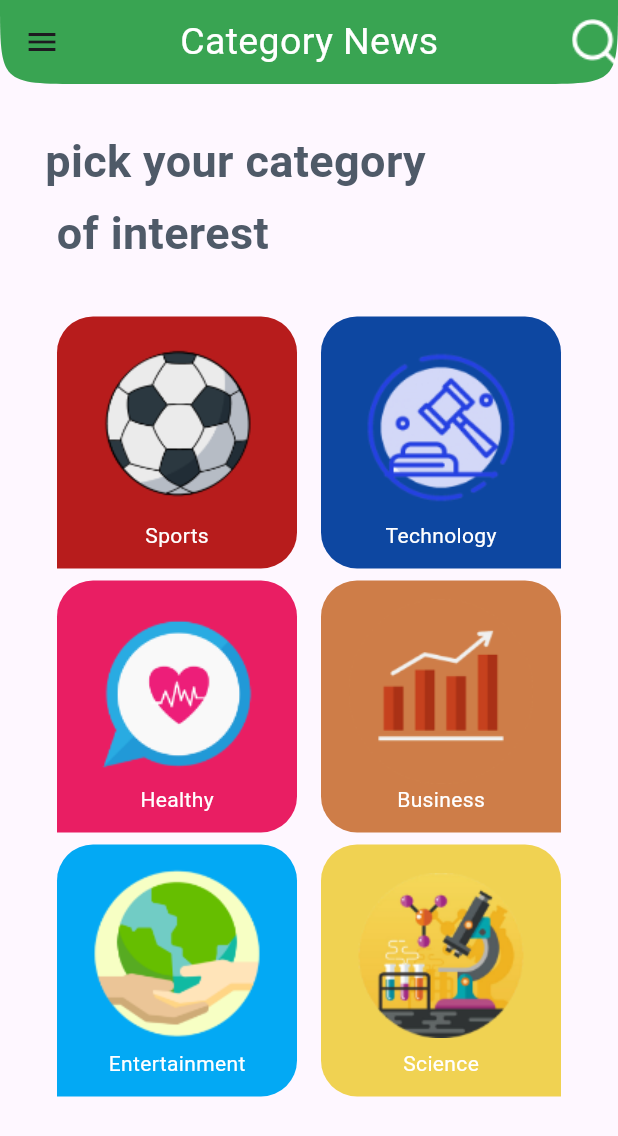
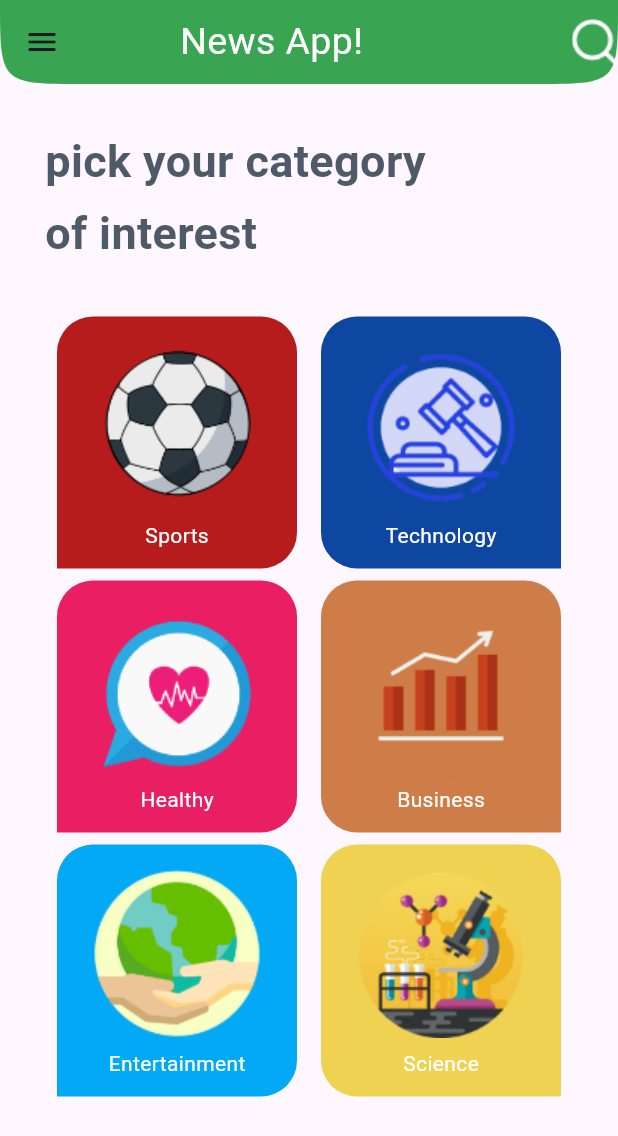
Before and after one commit to Youssefesssam/news, a Flutter app: the screen it shows after launch, on a phone screen of 412 x 824 dp. Shown: the top 1136 px of the screen. Run offline on Flutter 3.47's test engine with Material 3 defaults, Android fonts, the phone set to English and light mode, and no system bars; our stand-ins replace cached_network_image; generated files the repository leaves out were written again.

Commit message:
finsh localizations. insert option change language.

```diff
--- /dev/null
+++ b/l10n.yaml
@@ -0,0 +1,3 @@
+arb-dir: lib/l10n
+template-arb-file: app_en.arb
+output-localization-file: app_localizations.dart
--- /dev/null
+++ b/lib/data/providerLanguage/providerLanguage.dart
@@ -0,0 +1,9 @@
+import 'package:flutter/material.dart';
+
+class ProviderLanguage extends ChangeNotifier {
+  String current="en";
+  void setCurrentLocal(String selected){
+    current=selected;
+    notifyListeners();
+  }
+}
--- a/lib/main.dart
+++ b/lib/main.dart
@@ -1,9 +1,16 @@
 import 'package:flutter/material.dart';
+import 'package:news/data/providerLanguage/providerLanguage.dart';
 import 'package:news/ui/screens/home.dart';
+import 'package:flutter_localizations/flutter_localizations.dart';
+import 'package:flutter_gen/gen_l10n/app_localizations.dart';
+import 'package:news/ui/screens/settings/settingsTab.dart';
+import 'package:provider/provider.dart';
+void main() {
+  runApp( ChangeNotifierProvider(
+    create: (_) => ProviderLanguage(),
+      child: MyApp()));
+}
 
-void main() {
-  runApp(const MyApp());
-}
 
 class MyApp extends StatelessWidget {
   const MyApp({super.key});
@@ -11,7 +18,20 @@ class MyApp extends StatelessWidget {
   // This widget is the root of your application.
   @override
   Widget build(BuildContext context) {
+    ProviderLanguage providerLanguage = Provider.of(context);
     return MaterialApp(
+      localizationsDelegates: const [
+        AppLocalizations.delegate,
+        GlobalMaterialLocalizations.delegate,
+        GlobalWidgetsLocalizations.delegate,
+        GlobalCupertinoLocalizations.delegate,
+      ],
+
+      supportedLocales: const [
+        Locale('en'), // English
+        Locale('ar'), // Spanish
+      ],
+      locale: Locale(providerLanguage.current),
       routes:({
         HomeScreen.routeName:(_)=>const HomeScreen()
       }),//
--- a/lib/model/category.dart
+++ b/lib/model/category.dart
@@ -1,6 +1,7 @@
 import 'dart:ui';
 
 import 'package:flutter/material.dart';
+import 'package:news/ui/widets/app_loclization.dart';
 
 class Category{
   String backEndId;
@@ -15,6 +16,7 @@ class Category{
     required this.isLeftSided,
     required this.backGroundColor
   });
+
   static List<Category> categories = [
     Category(backEndId: "sports", title: "Sports", imagePath:"assets/ball.png", isLeftSided: true, backGroundColor: Colors.red[900]!),
     Category(backEndId: "technology", title: "Technology", imagePath: "assets/Politics.png", isLeftSided: false, backGroundColor: Colors.blue[900]!),
--- a/lib/ui/screens/home.dart
+++ b/lib/ui/screens/home.dart
@@ -3,6 +3,7 @@ import 'package:news/model/category.dart';
 import 'package:news/ui/screens/settings/settingsTab.dart';
 import 'package:news/ui/screens/tabs/categories/categoriesTab.dart';
 import 'package:news/ui/screens/tabs/news/tabs_list.dart';
+import 'package:news/ui/widets/app_loclization.dart';
 
 class HomeScreen extends StatefulWidget {
   const HomeScreen({super.key});
@@ -49,7 +50,7 @@ class _HomeScreenState extends State<HomeScreen> {
              const SizedBox(width: 120,),
               Center(
                 child: Text(
-                  "Category News",
+                  context.l10n(context).newsApp,
                   style: const TextStyle(
                       color: Colors.white,
                       fontSize: 25,
@@ -57,7 +58,9 @@ class _HomeScreenState extends State<HomeScreen> {
                 ),
               ),
               const Spacer(),
-              Image.asset("assets/search.png")
+              InkWell(
+                onTap: (){},
+                  child: Image.asset("assets/search.png"))
             ],
           ),
           drawer: buildDrawer(),
@@ -74,9 +77,8 @@ class _HomeScreenState extends State<HomeScreen> {
             height: MediaQuery.sizeOf(context).height * .15,
             width: MediaQuery.sizeOf(context).width,
             color: const Color(0xff39a352),
-            child: const Center(
-                child: Text(
-              "News App!",
+            child:  Center(
+                child: Text(context.l10n(context).newsApp,
               style: TextStyle(
                   color: Colors.white,
                   fontSize: 20,
@@ -88,13 +90,13 @@ class _HomeScreenState extends State<HomeScreen> {
             child: Column(
               crossAxisAlignment: CrossAxisAlignment.start,
               children: [
-                buildDrawerListItem(Icons.list,"Category",(){
+                buildDrawerListItem(Icons.list,context.l10n(context).category,(){
                   setState(() {
                     body = CategoriesTab(onCategoryClick: onCategoryClick);
                     Navigator.pop(context);
                   });
                 }),
-                buildDrawerListItem(Icons.settings,"Setting",(){
+                buildDrawerListItem(Icons.settings,context.l10n(context).setting,(){
                   setState(() {
                     body = const SettingsTab();
                     Navigator.pop(context);
--- a/lib/ui/screens/tabs/categories/categoriesTab.dart
+++ b/lib/ui/screens/tabs/categories/categoriesTab.dart
@@ -1,5 +1,7 @@
 import 'package:flutter/material.dart';
-
+import 'package:news/ui/widets/app_loclization.dart';
+import 'package:provider/provider.dart';
+import '../../../../data/providerLanguage/providerLanguage.dart';
 import '../../../../model/category.dart';
 import 'category_widget.dart';
 
@@ -10,15 +12,16 @@ class CategoriesTab extends StatelessWidget {
 
   @override
   Widget build(BuildContext context) {
+    ProviderLanguage providerLanguage =Provider.of(context);
     return Container(
       margin: const EdgeInsets.all(30),
       child: Column(
         crossAxisAlignment: CrossAxisAlignment.start,
         children: [
-          Text("pick your category",style: TextStyle(color: Color(0xff4f5a68),fontSize: 30,fontWeight: FontWeight.bold) ,),
-          SizedBox(height: 5,),
-          Text(" of interest",style: TextStyle(color: Color(0xff4f5a68),fontSize: 30,fontWeight: FontWeight.bold),),
-          SizedBox(height: 30,),
+           Text(context.l10n(context).pickYourCategory,style: TextStyle(color: Color(0xff4f5a68),fontSize: 30,fontWeight: FontWeight.bold) ,),
+          const SizedBox(height: 5,),
+           Text(context.l10n(context).ofInterest,style: TextStyle(color: Color(0xff4f5a68),fontSize: 30,fontWeight: FontWeight.bold),),
+          const SizedBox(height: 30,),
           Expanded(
             child: GridView.builder(
               itemCount: Category.categories.length,
--- /dev/null
+++ b/lib/ui/widets/app_loclization.dart
@@ -0,0 +1,6 @@
+import 'package:flutter/material.dart';
+import 'package:flutter_gen/gen_l10n/app_localizations.dart';
+
+extension AppLocalizationUtils on BuildContext{
+  AppLocalizations l10n(BuildContext context) => AppLocalizations.of(context)!;
+}
--- a/pubspec.yaml
+++ b/pubspec.yaml
@@ -37,6 +37,10 @@ dependencies:
   cupertino_icons: ^1.0.2
   http: ^1.1.0
   cached_network_image: ^3.3.1
+  flutter_localizations:
+    sdk: flutter
+  intl: any
+  provider: ^6.1.2
 dev_dependencies:
   flutter_test:
     sdk: flutter
@@ -58,7 +62,7 @@ flutter:
   # included with your application, so that you can use the icons in
   # the material Icons class.
   uses-material-design: true
-
+  generate: true
   # To add assets to your application, add an assets section, like this:
   assets:
      - assets/
```
Also changed, not shown: lib/l10n/app_ar.arb (added, +14 -0 lines), lib/l10n/app_en.arb (added, +12 -0 lines), lib/ui/screens/settings/settingsTab.dart (+47 -2 lines), lib/ui/screens/tabs/news/tabs_list.dart (+4 -8 lines), pubspec.lock.
